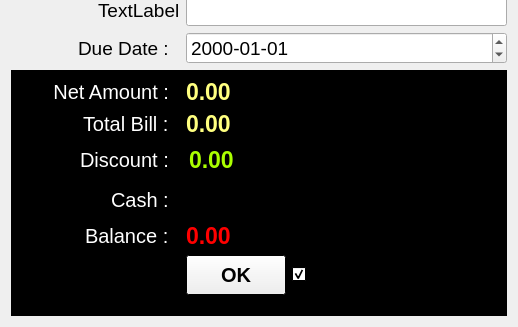
Above: estorecpp/singlepayment.ui from Watti/estorecpp before the change; both pictures show x 0 to 518 and y 253 to 580 of the 518 by 580 pixel window. Below: the same form after it.
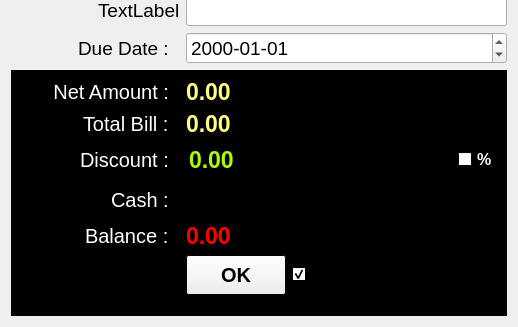
That is the form after the change. Icons and pictures are not drawn.

Commit message: minor changes in single/multiple payment widgets

Diff of the .ui file:
```diff
--- a/estorecpp/singlepayment.ui
+++ b/estorecpp/singlepayment.ui
@@ -998,6 +998,8 @@
        </widget>
       </item>
       <item row="2" column="1">
+       <layout class="QHBoxLayout" name="horizontalLayout_5">
+        <item>
        <widget class="QLineEdit" name="discountText">
         <property name="palette">
          <palette>
@@ -1074,6 +1076,59 @@
          <string>0.00</string>
         </property>
        </widget>
+        </item>
+        <item>
+         <widget class="QCheckBox" name="percentageCB">
+          <property name="palette">
+           <palette>
+            <active>
+             <colorrole role="WindowText">
+              <brush brushstyle="SolidPattern">
+               <color alpha="255">
+                <red>255</red>
+                <green>255</green>
+                <blue>255</blue>
+               </color>
+              </brush>
+             </colorrole>
+            </active>
+            <inactive>
+             <colorrole role="WindowText">
+              <brush brushstyle="SolidPattern">
+               <color alpha="255">
+                <red>255</red>
+                <green>255</green>
+                <blue>255</blue>
+               </color>
+              </brush>
+             </colorrole>
+            </inactive>
+            <disabled>
+             <colorrole role="WindowText">
+              <brush brushstyle="SolidPattern">
+               <color alpha="255">
+                <red>120</red>
+                <green>120</green>
+                <blue>120</blue>
+               </color>
+              </brush>
+             </colorrole>
+            </disabled>
+           </palette>
+          </property>
+          <property name="font">
+           <font>
+            <pointsize>12</pointsize>
+            <weight>75</weight>
+            <bold>true</bold>
+           </font>
+          </property>
+          <property name="text">
+           <string>%</string>
+          </property>
+         </widget>
+        </item>
+       </layout>
       </item>
       <item row="3" column="0">
        <widget class="QLabel" name="paymentType">
```
Lines whose indentation alone changed are shown as unchanged. The commit also changes 4 other files.
